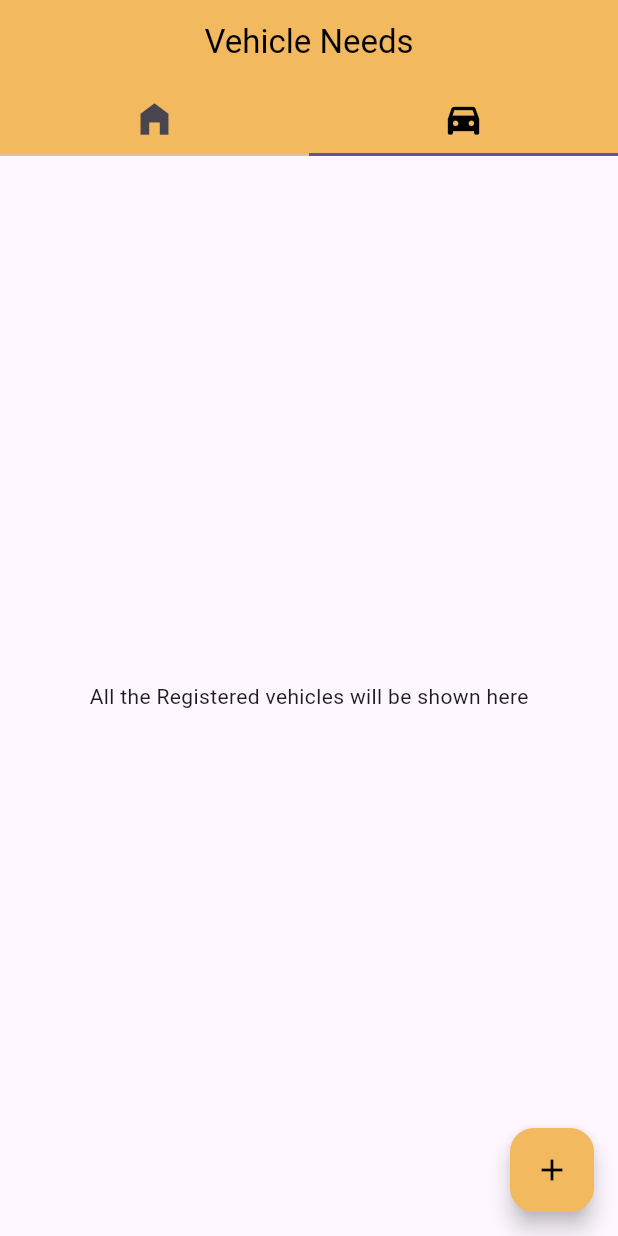
After one commit to CJ-404/vehicle_needs, a Flutter app: the screen it shows after launch, tab 2 chosen, on a phone screen of 412 x 824 dp. The commit adds this screen. Run offline on Flutter 3.47's test engine with Material 3 defaults, Android fonts, the phone set to English and light mode, and no system bars.

Commit message:
code: separate pages from main.dart

```diff
--- /dev/null
+++ b/devtools_options.yaml
@@ -0,0 +1 @@
+extensions:
--- a/lib/main.dart
+++ b/lib/main.dart
@@ -1,4 +1,6 @@
 import 'package:flutter/material.dart';
+import 'package:vehicle_needs/home_page.dart';
+import 'package:vehicle_needs/vehicles_page.dart';
 
 void main() {
   runApp(const MyApp());
@@ -44,7 +46,7 @@ class MainRouter extends StatefulWidget {
 class _MainRouterState extends State<MainRouter> {
   @override
   Widget build(BuildContext context) {
-    final theme = Theme.of(context);
+    final ThemeData themeData = Theme.of(context);
 
     return MaterialApp(
       home: DefaultTabController(
@@ -53,7 +55,7 @@ class _MainRouterState extends State<MainRouter> {
           appBar: AppBar(
             bottom: TabBar(
               indicatorSize: TabBarIndicatorSize.tab,
-              labelColor: theme.colorScheme.onPrimary,
+              labelColor: themeData.colorScheme.onPrimary,
               tabs: <Widget>[
                 Tab(
                     icon: Icon(
@@ -70,43 +72,17 @@ class _MainRouterState extends State<MainRouter> {
                 ),
               ],
             ),
-            backgroundColor: theme.colorScheme.surface,
-            foregroundColor: theme.colorScheme.onSurface,
+            backgroundColor: themeData.colorScheme.surface,
+            foregroundColor: themeData.colorScheme.onSurface,
             title: Center(child: Text(widget.title)),
           ),
           body: TabBarView(
             children: [
-              Scaffold(
-                body: Center(
-                  child: Column(
-                    mainAxisAlignment: MainAxisAlignment.center,
-                    children: <Widget>[
-                      const Text(
-                        'Homepage',
-                      ),
-                    ],
-                  ),
-                ),
+              HomePage(
+                themeData: themeData,
               ),
-              Scaffold(
-                body: Center(
-                  child: Column(
-                    mainAxisAlignment: MainAxisAlignment.center,
-                    children: <Widget>[
-                      const Center(
-                        child: Text(
-                            'All the Registered vehicles will be shown here'),
-                      ),
-                    ],
-                  ),
-                ),
-                floatingActionButton: FloatingActionButton(
-                  backgroundColor: theme.colorScheme.surface,
-                  foregroundColor: theme.colorScheme.onSurface,
-                  onPressed: null,
-                  tooltip: 'Register a new vehicle',
-                  child: const Icon(Icons.add),
-                ),
+              VehiclesPage(
+                themeData: themeData,
               ),
             ],
           ),
--- /dev/null
+++ b/lib/vehicles_page.dart
@@ -0,0 +1,30 @@
+import 'package:flutter/material.dart';
+
+class VehiclesPage extends StatelessWidget {
+  final ThemeData themeData;
+
+  const VehiclesPage({Key? key, required this.themeData}) : super(key: key);
+
+  @override
+  Widget build(BuildContext context) {
+    return Scaffold(
+      body: Center(
+        child: Column(
+          mainAxisAlignment: MainAxisAlignment.center,
+          children: <Widget>[
+            const Center(
+              child: Text('All the Registered vehicles will be shown here'),
+            ),
+          ],
+        ),
+      ),
+      floatingActionButton: FloatingActionButton(
+        backgroundColor: themeData.colorScheme.surface,
+        foregroundColor: themeData.colorScheme.onSurface,
+        onPressed: null,
+        tooltip: 'Register a new vehicle',
+        child: const Icon(Icons.add),
+      ),
+    );
+  }
+}
```
Also changed, not shown: lib/home_page.dart (added, +23 -0 lines).
